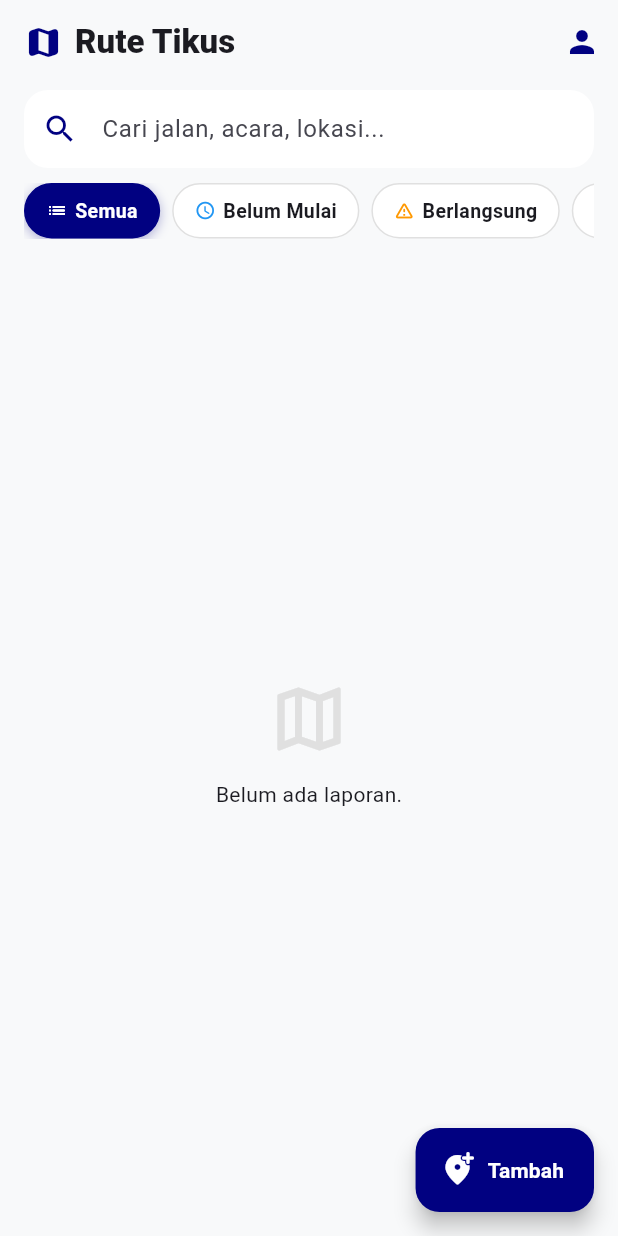
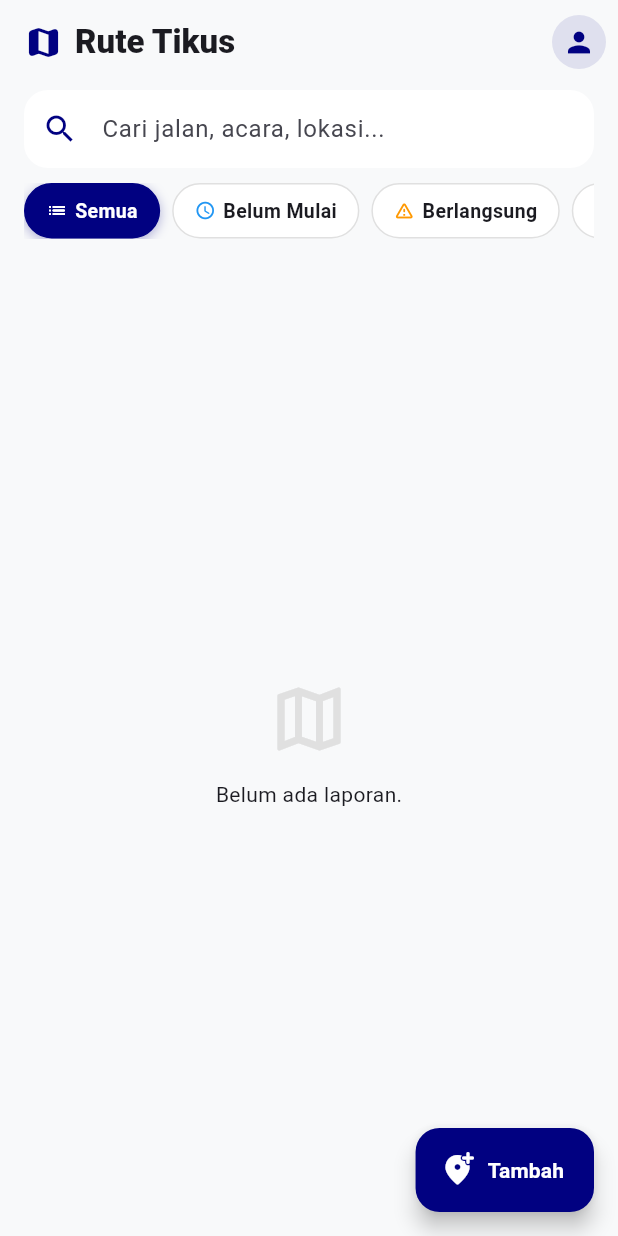
Before and after one commit to davinastra777/ProyekAkhir_PABII, a Flutter app: the HomeScreen screen opened directly, on a phone screen of 412 x 824 dp. Run offline on Flutter 3.47's test engine with Material 3 defaults, Android fonts, the phone set to English and light mode, and no system bars; our stand-ins replace cloud_firestore, firebase_auth, firebase_core, geolocator, image_picker; accounts and stored records are empty.

Commit message:
lupa pull

```diff
--- a/rute_tikus/lib/screens/home_screen.dart
+++ b/rute_tikus/lib/screens/home_screen.dart
@@ -5,6 +5,7 @@ import 'package:rute_tikus/screens/post_screen.dart';
 import 'package:rute_tikus/screens/profile_screen.dart';
 import 'package:rute_tikus/screens/detail_screen.dart';
 import 'package:intl/intl.dart';
+import 'package:firebase_auth/firebase_auth.dart';
 
 enum StatusFilter { semua, belumMulai, berlangsung, selesai }
 
@@ -80,10 +81,45 @@ class _HomeScreenState extends State<HomeScreen> {
                   ?.copyWith(fontWeight: FontWeight.w800)),
         ]),
         actions: [
-          IconButton(
-            icon: Icon(Icons.person, color: accent),
-            onPressed: () => Navigator.push(context,
-                MaterialPageRoute(builder: (_) => const ProfileScreen())),
+          StreamBuilder<DocumentSnapshot>(
+            stream: FirebaseAuth.instance.currentUser != null
+                ? FirebaseFirestore.instance
+                    .collection('users')
+                    .doc(FirebaseAuth.instance.currentUser!.uid)
+                    .snapshots()
+                : null,
+            builder: (context, snapshot) {
+              String? base64Image;
+
+              if (snapshot.hasData && snapshot.data!.data() != null) {
+                final data = snapshot.data!.data() as Map<String, dynamic>;
+                base64Image = data['fotoProfil'];
+              }
+
+              return IconButton(
+                icon: CircleAvatar(
+                  radius: 18,
+                  backgroundColor: accent.withOpacity(0.1),
+                  backgroundImage: base64Image != null &&
+                          base64Image.isNotEmpty
+                      ? MemoryImage(base64Decode(base64Image))
+                      : null,
+                  child: base64Image == null || base64Image.isEmpty
+                      ? Icon(
+                          Icons.person,
+                          color: accent,
+                          size: 22,
+                        )
+                      : null,
+                ),
+                onPressed: () => Navigator.push(
+                  context,
+                  MaterialPageRoute(
+                    builder: (_) => const ProfileScreen(),
+                  ),
+                ),
+              );
+            },
           ),
         ],
       ),
```
Also changed, not shown: rute_tikus/lib/screens/comment_section.dart (+20 -3 lines).
